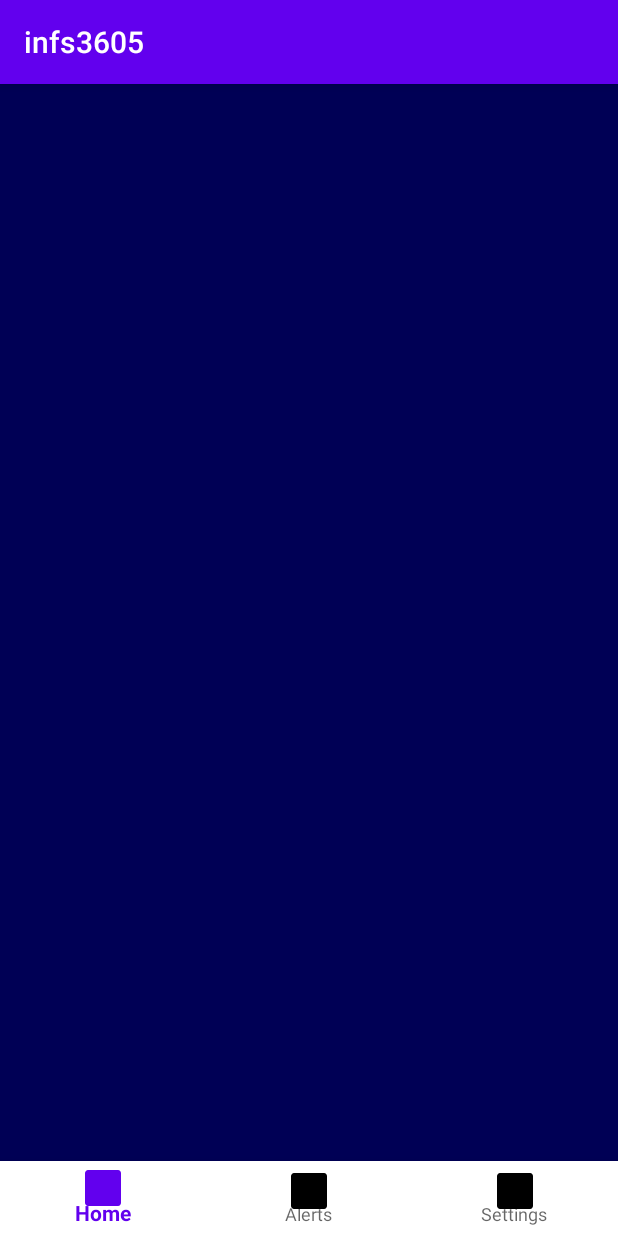
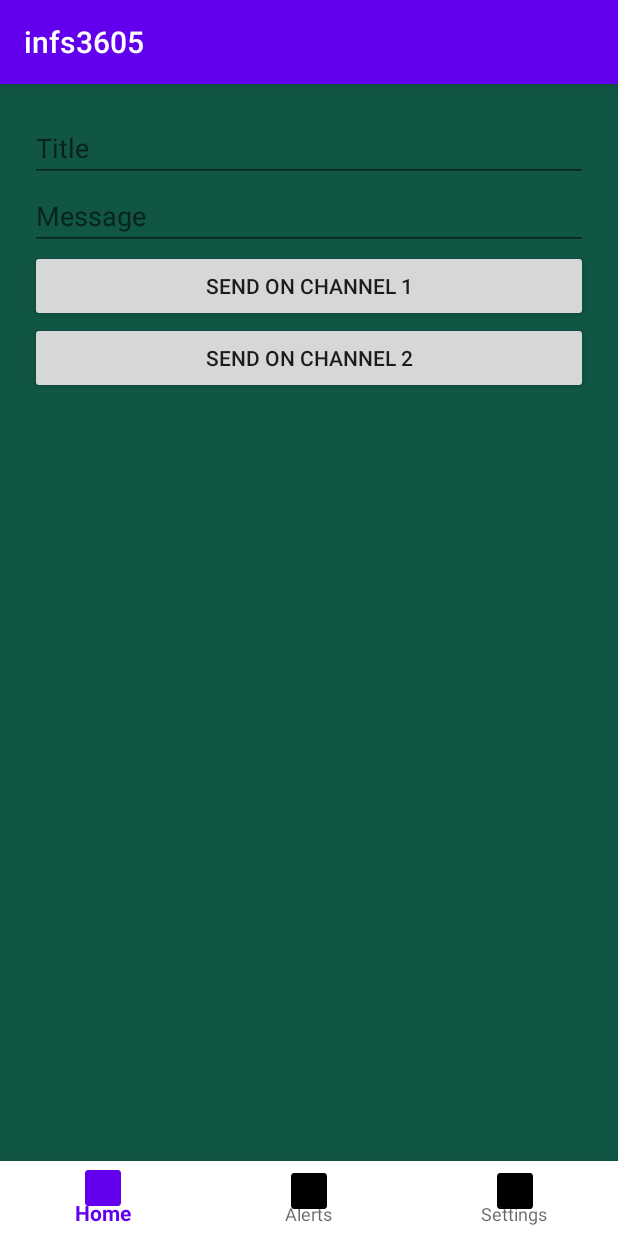
Before and after one commit to lewes5164312/infs3605, an Android app: the fragment AlertsFragment placed in its activity, on a phone screen of 412 x 824 dp. Run offline under Robolectric (Android 15) with nearby library versions, the phone set to English and light mode, and no system bars; our stand-ins replace Picasso, Volley; network calls fail; pictures from the network do not load.

```diff
--- a/app/app/build.gradle
+++ b/app/app/build.gradle
@@ -36,5 +36,6 @@ dependencies {
     implementation 'com.google.firebase:firebase-analytics:17.2.2'
     implementation 'com.android.volley:volley:1.1.0'
     implementation 'com.squareup.picasso:picasso:2.5.2'
+    implementation 'com.android.support:support-compat:1.1.0'
 
 }
--- a/app/app/src/main/AndroidManifest.xml
+++ b/app/app/src/main/AndroidManifest.xml
@@ -5,6 +5,7 @@
     <uses-permission android:name="android.permission.INTERNET" />
 
     <application
+        android:name=".Notifications"
         android:allowBackup="true"
         android:icon="@mipmap/ic_launcher"
         android:label="@string/app_name"
@@ -21,6 +22,7 @@
         <activity android:name=".LoginActivity"/>
         <activity android:name=".RegisterActivity"/>
         <activity android:name=".HomeActivity"/>
+        <activity android:name=".Notifications"/>
     </application>
 
 </manifest>
--- /dev/null
+++ b/app/app/src/main/res/drawable/ic_baseline_check_24.xml
@@ -0,0 +1,10 @@
+<vector xmlns:android="http://schemas.android.com/apk/res/android"
+    android:width="24dp"
+    android:height="24dp"
+    android:viewportWidth="24"
+    android:viewportHeight="24"
+    android:tint="?attr/colorControlNormal">
+  <path
+      android:fillColor="@android:color/white"
+      android:pathData="M9,16.17L4.83,12l-1.42,1.41L9,19 21,7l-1.41,-1.41z"/>
+</vector>
--- /dev/null
+++ b/app/app/src/main/res/drawable/ic_check.xml
@@ -0,0 +1,10 @@
+<vector xmlns:android="http://schemas.android.com/apk/res/android"
+    android:width="24dp"
+    android:height="24dp"
+    android:viewportWidth="24"
+    android:viewportHeight="24"
+    android:tint="?attr/colorControlNormal">
+  <path
+      android:fillColor="@android:color/white"
+      android:pathData="M12,2C6.48,2 2,6.48 2,12s4.48,10 10,10 10,-4.48 10,-10S17.52,2 12,2zM10,17l-5,-5 1.41,-1.41L10,14.17l7.59,-7.59L19,8l-9,9z"/>
+</vector>
--- a/app/app/src/main/res/layout/fragment_alerts.xml
+++ b/app/app/src/main/res/layout/fragment_alerts.xml
@@ -1,8 +1,31 @@
 <?xml version="1.0" encoding="utf-8"?>
-<androidx.constraintlayout.widget.ConstraintLayout
-    xmlns:android="http://schemas.android.com/apk/res/android" android:layout_width="match_parent"
+<LinearLayout xmlns:android="http://schemas.android.com/apk/res/android"
+    android:layout_width="match_parent"
     android:layout_height="match_parent"
-            android:background="#005">
+    xmlns:tools="http://schemas.android.com/tools"
+    android:orientation="vertical"
+    android:padding="20dp"
+    tools:context="com.example.infs3605.MainActivity"
+    android:background="#154">
+    <EditText
+        android:id="@+id/edit_text_title"
+        android:layout_width="match_parent"
+        android:layout_height="wrap_content"
+        android:hint="Title"/>
 
-
-</androidx.constraintlayout.widget.ConstraintLayout>
+    <EditText
+        android:id="@+id/edit_text_message"
+        android:layout_width="match_parent"
+        android:layout_height="wrap_content"
+        android:hint="Message"/>
+    <Button
+        android:layout_width="match_parent"
+        android:layout_height="wrap_content"
+        android:text="Send on Channel 1"
+        android:onClick="sendOnChannel1" />
+    <Button
+        android:layout_width="match_parent"
+        android:layout_height="wrap_content"
+        android:text="Send on Channel 2"
+        android:onClick="sendOnChannel2" />
+</LinearLayout>
```
Also changed, not shown: app/app/src/main/java/com/example/infs3605/MainActivity.java (+44 -0 lines), app/app/src/main/java/com/example/infs3605/Notifications.java (added, +41 -0 lines).
